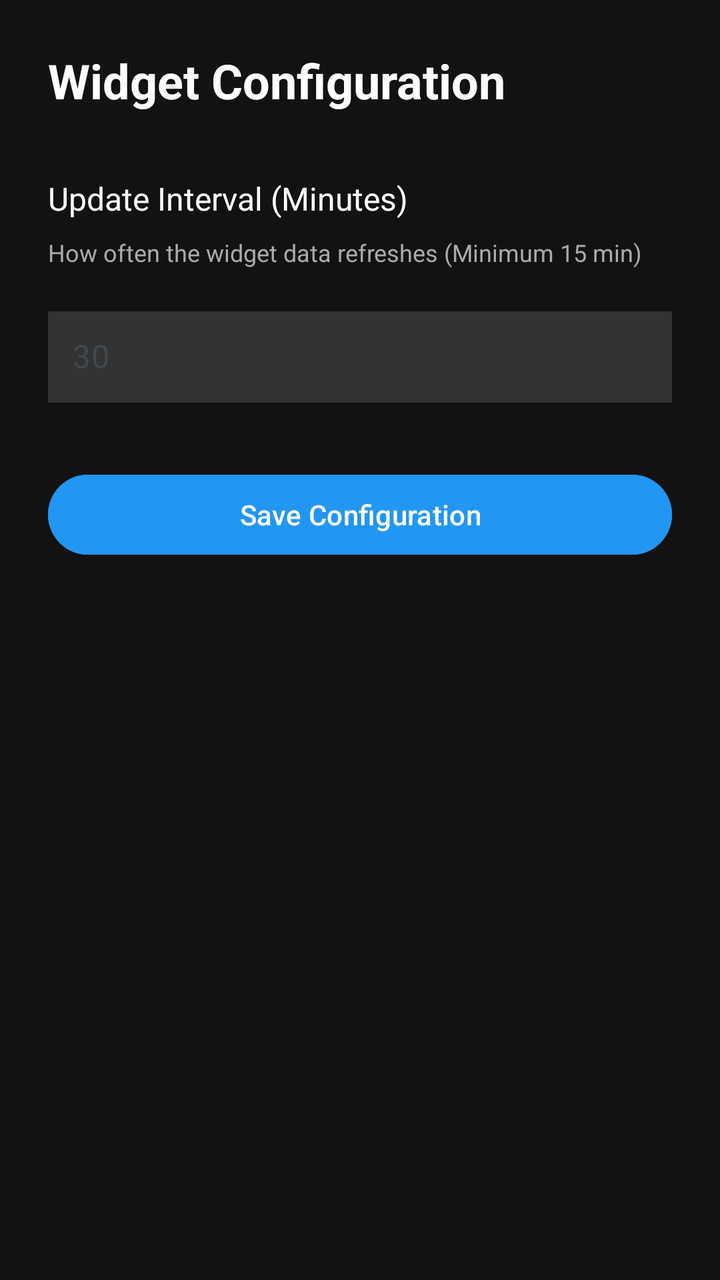
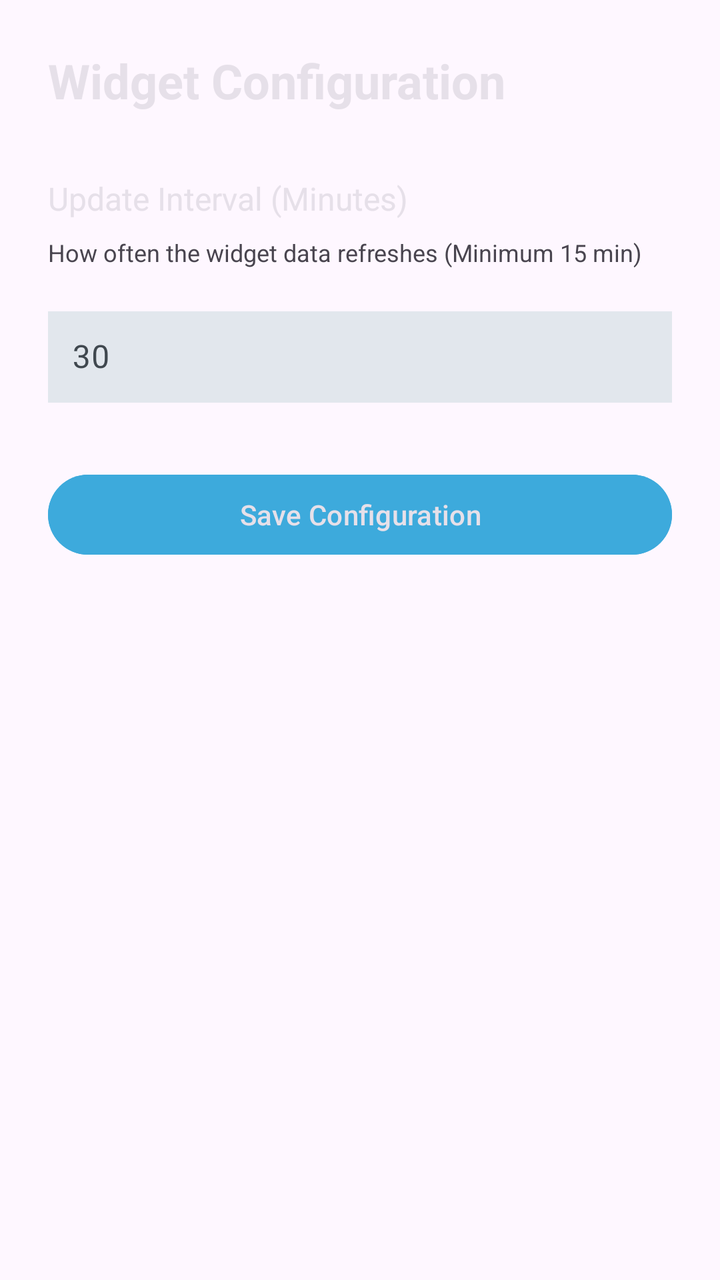

An Android layout rendered at two revisions. The XML below is the earlier revision; the diff shows what the commit changed to produce the second picture.
<!-- AndroidManifest.xml: activity theme Theme.Smartwatch -->
<!-- res/layout/activity_widget_config.xml -->
<?xml version="1.0" encoding="utf-8"?>
<LinearLayout xmlns:android="http://schemas.android.com/apk/res/android"
    android:layout_width="match_parent"
    android:layout_height="match_parent"
    android:orientation="vertical"
    android:padding="24dp"
    android:background="#121212">

    <TextView
        android:layout_width="match_parent"
        android:layout_height="wrap_content"
        android:text="@string/widget_config_title"
        android:textColor="#FFFFFF"
        android:textSize="24sp"
        android:textStyle="bold"
        android:layout_marginBottom="32dp"/>

    <TextView
        android:layout_width="match_parent"
        android:layout_height="wrap_content"
        android:text="@string/widget_update_interval"
        android:textColor="#FFFFFF"
        android:textSize="16sp"
        android:layout_marginBottom="8dp"/>

    <TextView
        android:layout_width="match_parent"
        android:layout_height="wrap_content"
        android:text="@string/widget_update_interval_desc"
        android:textColor="#AAAAAA"
        android:textSize="12sp"
        android:layout_marginBottom="16dp"/>

    <com.google.android.material.textfield.TextInputLayout
        android:layout_width="match_parent"
        android:layout_height="wrap_content"
        android:layout_marginBottom="32dp"
        android:hint="30">

        <com.google.android.material.textfield.TextInputEditText
            android:id="@+id/etUpdateInterval"
            android:layout_width="match_parent"
            android:layout_height="wrap_content"
            android:background="#333333"
            android:inputType="number"
            android:padding="12dp"
            android:textColor="#FFFFFF"
            android:textColorHint="#888888"/>
    </com.google.android.material.textfield.TextInputLayout>

    <com.google.android.material.button.MaterialButton
        android:id="@+id/btnSaveConfig"
        android:layout_width="match_parent"
        android:layout_height="wrap_content"
        android:backgroundTint="#2196F3"
        android:text="@string/widget_save_config"
        android:textColor="#FFFFFF"/>

</LinearLayout>
<!-- resources referenced by this layout -->
<resources>
  <string name="widget_config_title">Widget Configuration</string>
  <string name="widget_save_config">Save Configuration</string>
  <string name="widget_update_interval">Update Interval (Minutes)</string>
  <string name="widget_update_interval_desc">How often the widget data refreshes (Minimum 15 min)</string>
  <style name="Theme.Smartwatch" parent="Theme.Material3.DayNight.NoActionBar">
          
          <item name="colorPrimary">#3DAADC</item>
          <item name="colorOnPrimary">#FFFFFF</item>
          <item name="colorPrimaryContainer">#D0EEFA</item>
          <item name="colorOnPrimaryContainer">#003549</item>
  
          
          <item name="colorSecondary">#DC3D3D</item>
          <item name="colorOnSecondary">#FFFFFF</item>
          <item name="colorSecondaryContainer">#FFDAD6</item>
          <item name="colorOnSecondaryContainer">#410002</item>
  
          
          <item name="colorTertiary">#22CC88</item>
          <item name="colorOnTertiary">#FFFFFF</item>
          <item name="colorTertiaryContainer">#B8F5DA</item>
          <item name="colorOnTertiaryContainer">#002116</item>
  
          
          <item name="colorSurface">#FAFCFF</item>
          <item name="colorOnSurface">#181C20</item>
          <item name="colorSurfaceVariant">#DCE4EC</item>
          <item name="colorOnSurfaceVariant">#40484F</item>
          <item name="colorSurfaceContainer">#EDF1F7</item>
          <item name="colorSurfaceContainerHigh">#E8ECF2</item>
          <item name="colorSurfaceContainerHighest">#E2E7ED</item>
  
          
          <item name="colorOutline">#70787F</item>
          <item name="colorOutlineVariant">#C0C8CF</item>
  
          
          <item name="colorError">#BA1A1A</item>
          <item name="colorOnError">#FFFFFF</item>
          <item name="colorErrorContainer">#FFDAD6</item>
          <item name="colorOnErrorContainer">#410002</item>
  
          
          <item name="android:navigationBarColor">@android:color/transparent</item>
          <item name="android:statusBarColor">@android:color/transparent</item>
          <item name="android:windowLightStatusBar">true</item>
          <item name="android:windowLayoutInDisplayCutoutMode" tools:targetApi="o_mr1">shortEdges</item>
  
          
          <item name="shapeAppearanceSmallComponent">@style/Shape.Small</item>
          <item name="shapeAppearanceMediumComponent">@style/Shape.Medium</item>
          <item name="shapeAppearanceLargeComponent">@style/Shape.Large</item>
  
          
          <item name="elevationOverlayEnabled">false</item>
      </style>
  <style name="Shape.Small" parent="ShapeAppearance.Material3.SmallComponent">
          <item name="cornerSize">8dp</item>
      </style>
  <style name="Shape.Medium" parent="ShapeAppearance.Material3.MediumComponent">
          <item name="cornerSize">16dp</item>
      </style>
  <style name="Shape.Large" parent="ShapeAppearance.Material3.LargeComponent">
          <item name="cornerSize">24dp</item>
      </style>
</resources>

<!-- the commit's change to res/layout/activity_widget_config.xml (unified diff, before → after) -->
@@ -4,13 +4,13 @@
     android:layout_height="match_parent"
     android:orientation="vertical"
     android:padding="24dp"
-    android:background="#121212">
+    android:background="?android:attr/colorBackground">
 
     <TextView
         android:layout_width="match_parent"
         android:layout_height="wrap_content"
         android:text="@string/widget_config_title"
-        android:textColor="#FFFFFF"
+        android:textColor="?android:attr/textColorPrimaryInverse"
         android:textSize="24sp"
         android:textStyle="bold"
         android:layout_marginBottom="32dp"/>
@@ -19,7 +19,7 @@
         android:layout_width="match_parent"
         android:layout_height="wrap_content"
         android:text="@string/widget_update_interval"
-        android:textColor="#FFFFFF"
+        android:textColor="?android:attr/textColorPrimaryInverse"
         android:textSize="16sp"
         android:layout_marginBottom="8dp"/>
 
@@ -27,7 +27,7 @@
         android:layout_width="match_parent"
         android:layout_height="wrap_content"
         android:text="@string/widget_update_interval_desc"
-        android:textColor="#AAAAAA"
+        android:textColor="?android:attr/textColorSecondary"
         android:textSize="12sp"
         android:layout_marginBottom="16dp"/>
 
@@ -41,10 +41,10 @@
             android:id="@+id/etUpdateInterval"
             android:layout_width="match_parent"
             android:layout_height="wrap_content"
-            android:background="#333333"
+            android:background="?attr/colorSurfaceContainerHighest"
             android:inputType="number"
             android:padding="12dp"
-            android:textColor="#FFFFFF"
+            android:textColor="?android:attr/textColorPrimaryInverse"
             android:textColorHint="#888888"/>
     </com.google.android.material.textfield.TextInputLayout>
 
@@ -52,8 +52,8 @@
         android:id="@+id/btnSaveConfig"
         android:layout_width="match_parent"
         android:layout_height="wrap_content"
-        android:backgroundTint="#2196F3"
+        android:backgroundTint="?attr/colorPrimary"
         android:text="@string/widget_save_config"
-        android:textColor="#FFFFFF"/>
+        android:textColor="?android:attr/textColorPrimaryInverse"/>
 
 </LinearLayout>
